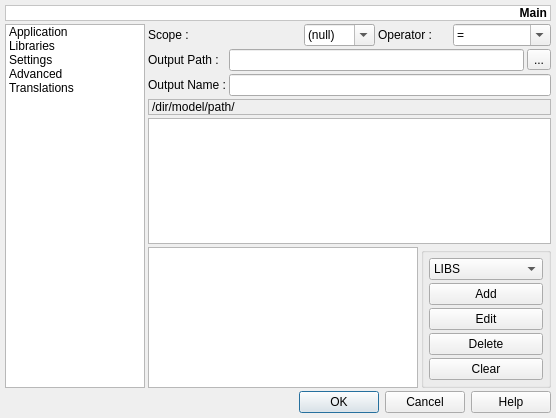
First picture: the form in v2/trunk/v2parser/src/ui/UIQMakeProjectSettings.ui, repository testmana2/mks, before the edit.
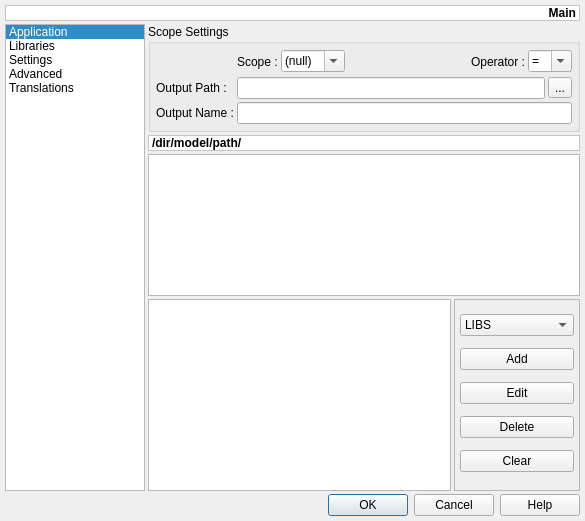
Second picture: the form after the edit. The open tabs and pages were chosen to show the change.

Patch:
```diff
--- a/v2/trunk/v2parser/src/ui/UIQMakeProjectSettings.ui
+++ b/v2/trunk/v2parser/src/ui/UIQMakeProjectSettings.ui
@@ -5,8 +5,8 @@
    <rect>
     <x>0</x>
     <y>0</y>
-    <width>556</width>
-    <height>415</height>
+    <width>585</width>
+    <height>521</height>
    </rect>
   </property>
   <property name="windowTitle" >
@@ -844,130 +844,264 @@
         <number>3</number>
        </property>
        <item row="0" column="0" colspan="2" >
-        <layout class="QGridLayout" >
-         <property name="margin" >
-          <number>0</number>
+        <widget class="QGroupBox" name="gbSettings" >
+         <property name="sizePolicy" >
+          <sizepolicy>
+           <hsizetype>5</hsizetype>
+           <vsizetype>0</vsizetype>
+           <horstretch>0</horstretch>
+           <verstretch>0</verstretch>
+          </sizepolicy>
          </property>
-         <property name="spacing" >
-          <number>3</number>
+         <property name="title" >
+          <string>Scope Settings</string>
          </property>
-         <item row="1" column="0" >
-          <widget class="QLabel" name="lOutputPath" >
-           <property name="text" >
-            <string>Output Path :</string>
-           </property>
-          </widget>
-         </item>
-         <item row="0" column="0" colspan="2" >
-          <widget class="QLabel" name="lScope" >
-           <property name="text" >
-            <string>Scope :</string>
-           </property>
-          </widget>
-         </item>
-         <item row="1" column="5" >
-          <widget class="QToolButton" name="tbOutputPath" >
-           <property name="text" >
-            <string>...</string>
-           </property>
-          </widget>
-         </item>
-         <item row="0" column="3" >
-          <widget class="QLabel" name="lOperator" >
-           <property name="text" >
-            <string>Operator :</string>
-           </property>
-          </widget>
-         </item>
-         <item row="2" column="0" >
-          <widget class="QLabel" name="lOutputName" >
-           <property name="sizePolicy" >
-            <sizepolicy>
-             <hsizetype>0</hsizetype>
-             <vsizetype>5</vsizetype>
-             <horstretch>0</horstretch>
-             <verstretch>0</verstretch>
-            </sizepolicy>
-           </property>
-           <property name="text" >
-            <string>Output Name :</string>
-           </property>
-          </widget>
-         </item>
-         <item row="0" column="4" colspan="2" >
-          <widget class="QComboBox" name="cbOperators" >
-           <property name="editable" >
-            <bool>true</bool>
-           </property>
-           <item>
+         <layout class="QGridLayout" >
+          <property name="margin" >
+           <number>5</number>
+          </property>
+          <property name="spacing" >
+           <number>3</number>
+          </property>
+          <item row="0" column="1" >
+           <widget class="QLabel" name="lScope" >
             <property name="text" >
-             <string>=</string>
+             <string>Scope :</string>
             </property>
-           </item>
-           <item>
-            <property name="text" >
-             <string>-=</string>
+           </widget>
+          </item>
+          <item row="0" column="2" >
+           <widget class="QComboBox" name="cbScopes" >
+            <property name="sizePolicy" >
+             <sizepolicy>
+              <hsizetype>0</hsizetype>
+              <vsizetype>0</vsizetype>
+              <horstretch>0</horstretch>
+              <verstretch>0</verstretch>
+             </sizepolicy>
             </property>
-           </item>
-           <item>
-            <property name="text" >
-             <string>+=</string>
+            <property name="editable" >
+             <bool>true</bool>
             </property>
-           </item>
-           <item>
-            <property name="text" >
-             <string>*=</string>
+            <item>
+             <property name="text" >
+              <string>(null)</string>
+             </property>
+            </item>
+            <item>
+             <property name="text" >
+              <string>win32</string>
+             </property>
+            </item>
+            <item>
+             <property name="text" >
+              <string>unix</string>
+             </property>
+            </item>
+            <item>
+             <property name="text" >
+              <string>mac</string>
+             </property>
+            </item>
+           </widget>
+          </item>
+          <item row="0" column="3" >
+           <spacer>
+            <property name="orientation" >
+             <enum>Qt::Horizontal</enum>
             </property>
-           </item>
-           <item>
-            <property name="text" >
-             <string>~=</string>
+            <property name="sizeHint" >
+             <size>
+              <width>20</width>
+              <height>25</height>
+             </size>
             </property>
-           </item>
-          </widget>
-         </item>
-         <item row="2" column="1" colspan="5" >
-          <widget class="QLineEdit" name="leOutputName" />
-         </item>
-         <item row="1" column="1" colspan="4" >
-          <widget class="QLineEdit" name="leOutputPath" />
-         </item>
-         <item row="0" column="2" >
-          <widget class="QComboBox" name="cbScopes" >
-           <property name="editable" >
-            <bool>true</bool>
-           </property>
-           <item>
+           </spacer>
+          </item>
+          <item row="1" column="1" colspan="5" >
+           <widget class="QLineEdit" name="leOutputPath" />
+          </item>
+          <item row="1" column="0" >
+           <widget class="QLabel" name="lOutputPath" >
             <property name="text" >
-             <string>(null)</string>
+             <string>Output Path :</string>
             </property>
-           </item>
-           <item>
+           </widget>
+          </item>
+          <item row="2" column="0" >
+           <widget class="QLabel" name="lOutputName" >
+            <property name="sizePolicy" >
+             <sizepolicy>
+              <hsizetype>0</hsizetype>
+              <vsizetype>5</vsizetype>
+              <horstretch>0</horstretch>
+              <verstretch>0</verstretch>
+             </sizepolicy>
+            </property>
             <property name="text" >
-             <string>win32</string>
+             <string>Output Name :</string>
             </property>
-           </item>
-           <item>
+           </widget>
+          </item>
+          <item row="1" column="6" >
+           <widget class="QToolButton" name="tbOutputPath" >
             <property name="text" >
-             <string>unix</string>
+             <string>...</string>
             </property>
-           </item>
-           <item>
+           </widget>
+          </item>
+          <item row="2" column="1" colspan="6" >
+           <widget class="QLineEdit" name="leOutputName" />
+          </item>
+          <item row="0" column="4" >
+           <widget class="QLabel" name="lOperator" >
             <property name="text" >
-             <string>mac</string>
+             <string>Operator :</string>
             </property>
-           </item>
-          </widget>
-         </item>
-        </layout>
+           </widget>
+          </item>
+          <item row="0" column="5" colspan="2" >
+           <widget class="QComboBox" name="cbOperators" >
+            <property name="sizePolicy" >
+             <sizepolicy>
+              <hsizetype>0</hsizetype>
+              <vsizetype>0</vsizetype>
+              <horstretch>0</horstretch>
+              <verstretch>0</verstretch>
+             </sizepolicy>
+            </property>
+            <property name="editable" >
+             <bool>true</bool>
+            </property>
+            <item>
+             <property name="text" >
+              <string>=</string>
+             </property>
+            </item>
+            <item>
+             <property name="text" >
+              <string>-=</string>
+             </property>
+            </item>
+            <item>
+             <property name="text" >
+              <string>+=</string>
+             </property>
+            </item>
+            <item>
+             <property name="text" >
+              <string>*=</string>
+             </property>
+            </item>
+            <item>
+             <property name="text" >
+              <string>~=</string>
+             </property>
+            </item>
+           </widget>
+          </item>
+         </layout>
+        </widget>
        </item>
-       <item row="3" column="0" >
-        <widget class="QListWidget" name="lwValues" />
+       <item row="1" column="0" colspan="2" >
+        <widget class="QLabel" name="lDir" >
+         <property name="palette" >
+          <palette>
+           <active>
+            <colorrole role="Base" >
+             <brush brushstyle="SolidPattern" >
+              <color alpha="255" >
+               <red>255</red>
+               <green>255</green>
+               <blue>255</blue>
+              </color>
+             </brush>
+            </colorrole>
+            <colorrole role="Window" >
+             <brush brushstyle="SolidPattern" >
+              <color alpha="255" >
+               <red>255</red>
+               <green>255</green>
+               <blue>255</blue>
+              </color>
+             </brush>
+            </colorrole>
+           </active>
+           <inactive>
+            <colorrole role="Base" >
+             <brush brushstyle="SolidPattern" >
+              <color alpha="255" >
+               <red>255</red>
+               <green>255</green>
+               <blue>255</blue>
+              </color>
+             </brush>
+            </colorrole>
+            <colorrole role="Window" >
+             <brush brushstyle="SolidPattern" >
+              <color alpha="255" >
+               <red>255</red>
+               <green>255</green>
+               <blue>255</blue>
+              </color>
+             </brush>
+            </colorrole>
+           </inactive>
+           <disabled>
+            <colorrole role="Base" >
+             <brush brushstyle="SolidPattern" >
+              <color alpha="255" >
+               <red>255</red>
+               <green>255</green>
+               <blue>255</blue>
+              </color>
+             </brush>
+            </colorrole>
+            <colorrole role="Window" >
+             <brush brushstyle="SolidPattern" >
+              <color alpha="255" >
+               <red>255</red>
+               <green>255</green>
+               <blue>255</blue>
+              </color>
+             </brush>
+            </colorrole>
+           </disabled>
+          </palette>
+         </property>
+         <property name="font" >
+          <font>
+           <weight>75</weight>
+           <bold>true</bold>
+          </font>
+         </property>
+         <property name="autoFillBackground" >
+          <bool>true</bool>
+         </property>
+         <property name="frameShape" >
+          <enum>QFrame::StyledPanel</enum>
+         </property>
+         <property name="text" >
+          <string>/dir/model/path/</string>
+         </property>
+         <property name="textFormat" >
+          <enum>Qt::LogText</enum>
+         </property>
+         <property name="alignment" >
+          <set>Qt::AlignLeading|Qt::AlignLeft|Qt::AlignVCenter</set>
+         </property>
+         <property name="wordWrap" >
+          <bool>true</bool>
+         </property>
+        </widget>
+       </item>
+       <item row="2" column="0" colspan="2" >
+        <widget class="QListView" name="lvDir" />
        </item>
        <item row="3" column="1" >
-        <widget class="QGroupBox" name="lVariables" >
-         <property name="title" >
-          <string/>
+        <widget class="QFrame" name="lVariables" >
+         <property name="frameShape" >
+          <enum>QFrame::StyledPanel</enum>
          </property>
          <layout class="QVBoxLayout" >
           <property name="margin" >
@@ -1061,25 +1195,15 @@
          </layout>
         </widget>
        </item>
-       <item row="1" column="0" colspan="2" >
-        <widget class="QLabel" name="lDir" >
-         <property name="frameShape" >
-          <enum>QFrame::StyledPanel</enum>
-         </property>
-         <property name="text" >
-          <string>/dir/model/path/</string>
-         </property>
-         <property name="textFormat" >
-          <enum>Qt::LogText</enum>
-         </property>
-         <property name="alignment" >
-          <set>Qt::AlignLeading|Qt::AlignLeft|Qt::AlignVCenter</set>
-         </property>
-         <property name="wordWrap" >
-          <bool>true</bool>
-         </property>
-         <property name="buddy" >
-          <cstring></cstring>
+       <item row="3" column="0" >
+        <widget class="QListWidget" name="lwValues" >
+         <property name="sizePolicy" >
+          <sizepolicy>
+           <hsizetype>7</hsizetype>
+           <vsizetype>0</vsizetype>
+           <horstretch>0</horstretch>
+           <verstretch>0</verstretch>
+          </sizepolicy>
          </property>
         </widget>
        </item>
@@ -1372,7 +1496,7 @@
       </size>
      </property>
      <property name="currentRow" >
-      <number>-1</number>
+      <number>0</number>
      </property>
      <item>
       <property name="text" >
```
Left out of the diff: 373 changed lines with no effect on the pictures.
